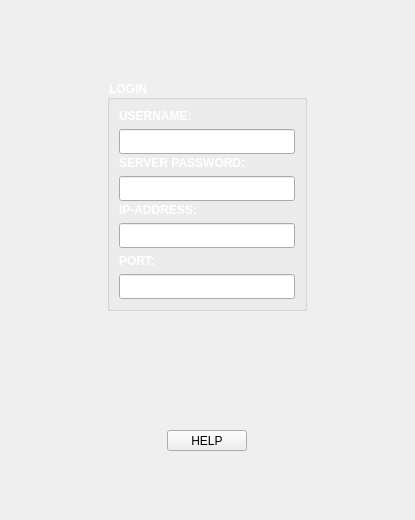
Old version of the form RubberContractBridge/gui/clientlogin.ui in the repository CFWagner/EPE321-RubberContractBridge.
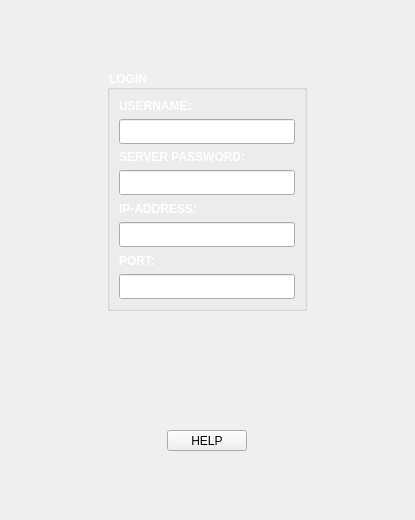
New version of the form.

The edit to the form file:
```diff
--- a/RubberContractBridge/gui/clientlogin.ui
+++ b/RubberContractBridge/gui/clientlogin.ui
@@ -17,9 +17,9 @@
    <property name="geometry">
     <rect>
      <x>107</x>
-     <y>80</y>
+     <y>70</y>
      <width>200</width>
-     <height>231</height>
+     <height>241</height>
     </rect>
    </property>
    <property name="styleSheet">
```
